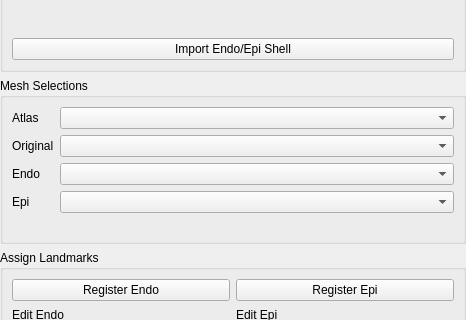
ericspod/AtrialFibrePlugin, file AtrialFibrePlugin.ui: the form before one commit; both pictures show x 0 to 466 and y 93 to 413 of the 466 by 694 pixel window.
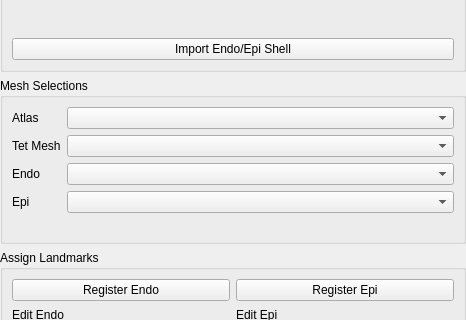
The form after the commit.

```diff
--- a/AtrialFibrePlugin.ui
+++ b/AtrialFibrePlugin.ui
@@ -93,7 +93,7 @@
       <item row="1" column="0">
        <widget class="QLabel" name="label_4">
         <property name="text">
-         <string>Original</string>
+         <string>Tet Mesh</string>
         </property>
        </widget>
       </item>
```
